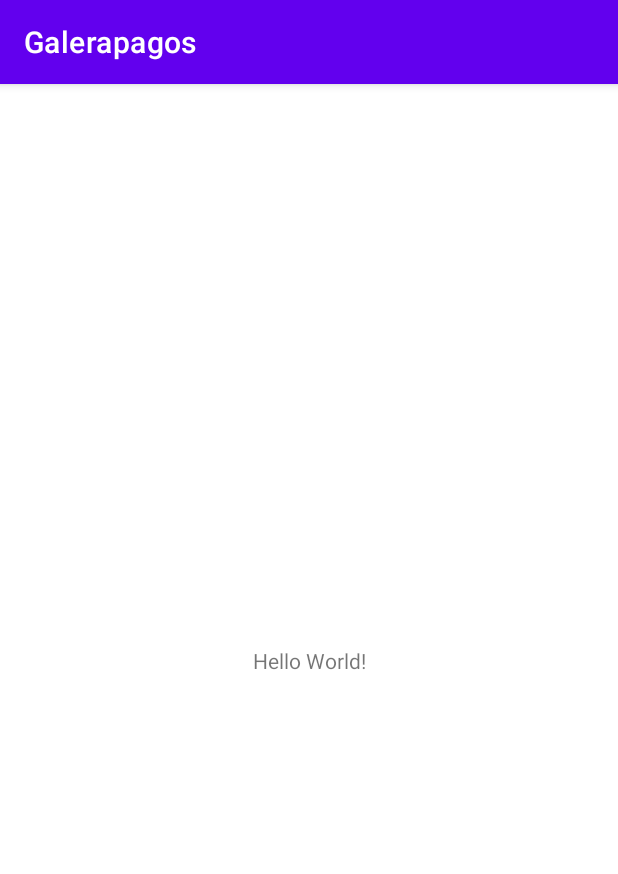
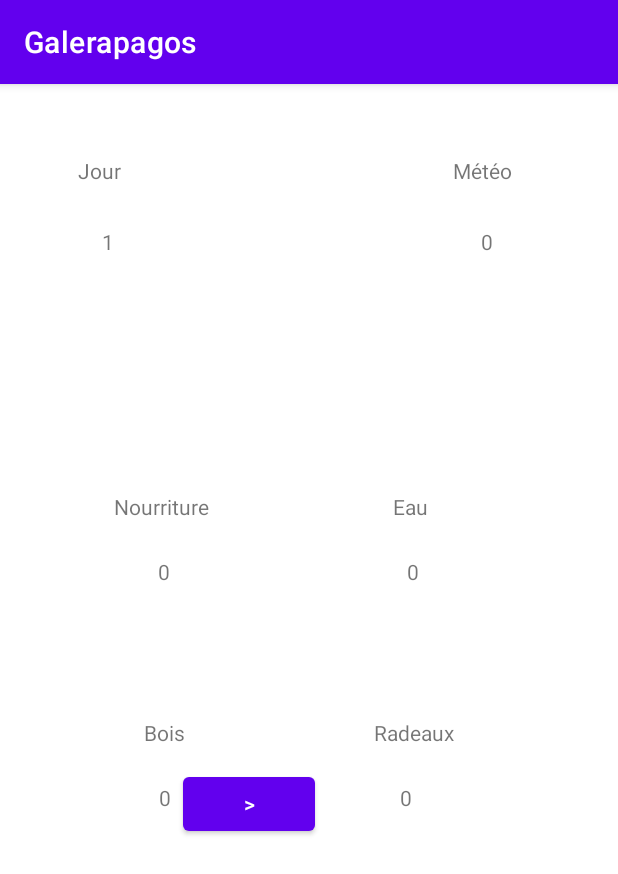
Before and after one commit to MateoLaville/Galerapagos, an Android app: the screen it shows after launch (MainActivity), on a phone screen of 412 x 824 dp. Shown: the top 874 px of the screen. Run offline under Robolectric (Android 15) with nearby library versions, the phone set to English and light mode, and no system bars.

Commit message:
premiers labels et conteurs

```diff
--- a/app/src/main/res/layout/activity_main.xml
+++ b/app/src/main/res/layout/activity_main.xml
@@ -7,12 +7,150 @@
     tools:context=".MainActivity">
 
     <TextView
+        android:id="@+id/textView8"
+        android:layout_width="9dp"
+        android:layout_height="21dp"
+        android:layout_marginTop="24dp"
+        android:text="0"
+        app:layout_constraintEnd_toEndOf="@+id/textView7"
+        app:layout_constraintHorizontal_bias="0.4"
+        app:layout_constraintStart_toStartOf="@+id/textView7"
+        app:layout_constraintTop_toBottomOf="@+id/textView7" />
+
+    <TextView
+        android:id="@+id/textView2"
         android:layout_width="wrap_content"
         android:layout_height="wrap_content"
-        android:text="Hello World!"
-        app:layout_constraintBottom_toBottomOf="parent"
+        android:layout_marginTop="272dp"
+        android:text="Eau"
         app:layout_constraintEnd_toEndOf="parent"
+        app:layout_constraintHorizontal_bias="0.491"
+        app:layout_constraintStart_toEndOf="@+id/textView"
+        app:layout_constraintTop_toTopOf="parent" />
+
+    <TextView
+        android:id="@+id/textView5"
+        android:layout_width="wrap_content"
+        android:layout_height="wrap_content"
+        android:layout_marginStart="96dp"
+        android:layout_marginTop="88dp"
+        android:text="Bois"
+        app:layout_constraintStart_toStartOf="parent"
+        app:layout_constraintTop_toBottomOf="@+id/textView3" />
+
+    <TextView
+        android:id="@+id/textView"
+        android:layout_width="wrap_content"
+        android:layout_height="wrap_content"
+        android:layout_marginStart="76dp"
+        android:layout_marginTop="272dp"
+        android:text="Nourriture"
         app:layout_constraintStart_toStartOf="parent"
         app:layout_constraintTop_toTopOf="parent" />
 
+    <TextView
+        android:id="@+id/textView3"
+        android:layout_width="wrap_content"
+        android:layout_height="wrap_content"
+        android:layout_marginStart="29dp"
+        android:layout_marginTop="24dp"
+        android:layout_marginEnd="27dp"
+        android:text="0"
+        app:layout_constraintEnd_toEndOf="@+id/textView"
+        app:layout_constraintHorizontal_bias="0.0"
+        app:layout_constraintStart_toStartOf="@+id/textView"
+        app:layout_constraintTop_toBottomOf="@+id/textView" />
+
+    <TextView
+        android:id="@+id/textView6"
+        android:layout_width="wrap_content"
+        android:layout_height="wrap_content"
+        android:layout_marginStart="10dp"
+        android:layout_marginTop="24dp"
+        android:layout_marginEnd="9dp"
+        android:text="0"
+        app:layout_constraintEnd_toEndOf="@+id/textView5"
+        app:layout_constraintHorizontal_bias="0.0"
+        app:layout_constraintStart_toStartOf="@+id/textView5"
+        app:layout_constraintTop_toBottomOf="@+id/textView5" />
+
+    <TextView
+        android:id="@+id/textView4"
+        android:layout_width="wrap_content"
+        android:layout_height="wrap_content"
+        android:layout_marginStart="6dp"
+        android:layout_marginTop="24dp"
+        android:layout_marginEnd="6dp"
+        android:text="0"
+        app:layout_constraintEnd_toEndOf="@+id/textView2"
+        app:layout_constraintHorizontal_bias="1.0"
+        app:layout_constraintStart_toStartOf="@+id/textView2"
+        app:layout_constraintTop_toBottomOf="@+id/textView2" />
+
+    <TextView
+        android:id="@+id/textView7"
+        android:layout_width="wrap_content"
+        android:layout_height="wrap_content"
+        android:layout_marginTop="88dp"
+        android:text="Radeaux"
+        app:layout_constraintEnd_toEndOf="parent"
+        app:layout_constraintHorizontal_bias="0.534"
+        app:layout_constraintStart_toEndOf="@+id/textView5"
+        app:layout_constraintTop_toBottomOf="@+id/textView4" />
+
+    <TextView
+        android:id="@+id/textView9"
+        android:layout_width="wrap_content"
+        android:layout_height="wrap_content"
+        android:layout_marginTop="48dp"
+        android:text="Météo"
+        app:layout_constraintEnd_toEndOf="parent"
+        app:layout_constraintHorizontal_bias="0.758"
+        app:layout_constraintStart_toEndOf="@+id/textView11"
+        app:layout_constraintTop_toTopOf="parent" />
+
+    <TextView
+        android:id="@+id/textView12"
+        android:layout_width="wrap_content"
+        android:layout_height="wrap_content"
+        android:layout_marginStart="16dp"
+        android:layout_marginTop="28dp"
+        android:text="1"
+        app:layout_constraintEnd_toEndOf="@+id/textView11"
+        app:layout_constraintHorizontal_bias="0.0"
+        app:layout_constraintStart_toStartOf="@+id/textView11"
+        app:layout_constraintTop_toBottomOf="@+id/textView11" />
+
+    <TextView
+        android:id="@+id/textView10"
+        android:layout_width="wrap_content"
+        android:layout_height="wrap_content"
+        android:layout_marginTop="28dp"
+        android:text="0"
+        app:layout_constraintEnd_toEndOf="@+id/textView9"
+        app:layout_constraintHorizontal_bias="0.59"
+        app:layout_constraintStart_toStartOf="@+id/textView9"
+        app:layout_constraintTop_toBottomOf="@+id/textView9" />
+
+    <TextView
+        android:id="@+id/textView11"
+        android:layout_width="wrap_content"
+        android:layout_height="wrap_content"
+        android:layout_marginStart="52dp"
+        android:layout_marginTop="48dp"
+        android:text="Jour"
+        app:layout_constraintStart_toStartOf="parent"
+        app:layout_constraintTop_toTopOf="parent" />
+
+    <Button
+        android:id="@+id/button2"
+        android:layout_width="wrap_content"
+        android:layout_height="wrap_content"
+        android:layout_marginStart="8dp"
+        android:layout_marginTop="8dp"
+        android:text=">"
+        app:layout_constraintBottom_toBottomOf="@+id/textView6"
+        app:layout_constraintStart_toEndOf="@+id/textView6"
+        app:layout_constraintTop_toTopOf="@+id/textView6" />
+
 </androidx.constraintlayout.widget.ConstraintLayout>
```
